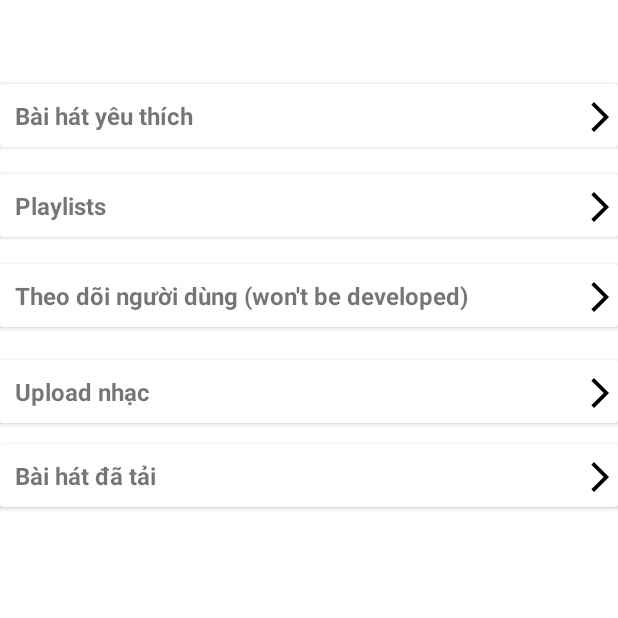
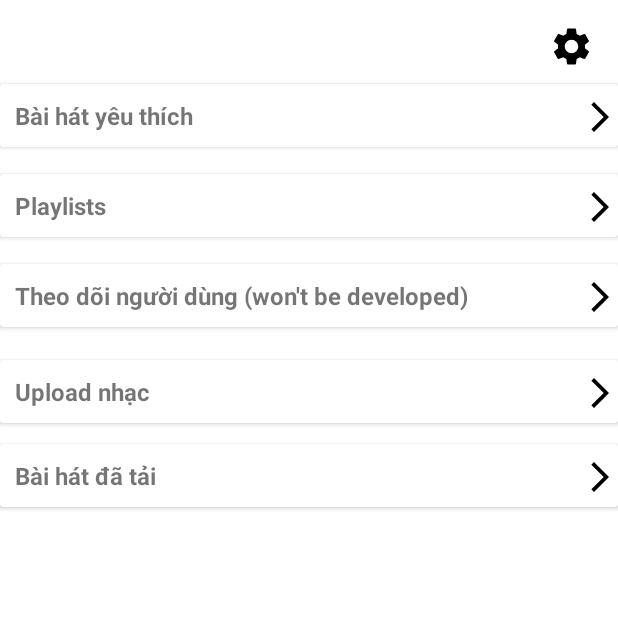
Before and after one commit to b1nhdao/M4Me, an Android app: the MainActivity screen opened directly, with no data from a screen before it, item 3 of the bottom bar chosen, on a phone screen of 412 x 824 dp, the top half of it. Run offline under Robolectric (Android 15) with nearby library versions, the phone set to English and light mode, and no system bars; our stand-ins replace Firebase (no records; nobody signed in at launch, a user with empty details on screens opened directly); libraries missing offline, so code that uses them is left out: org.jaudiotagger.audio, org.jaudiotagger.tag.

Commit message:
final function: setting for sensors

```diff
--- a/app/src/main/java/com/example/m4me/activity/MainActivity.java
+++ b/app/src/main/java/com/example/m4me/activity/MainActivity.java
@@ -1,9 +1,11 @@
 package com.example.m4me.activity;
 
+import android.app.Dialog;
 import android.content.BroadcastReceiver;
 import android.content.Context;
 import android.content.Intent;
 import android.content.IntentFilter;
+import android.content.SharedPreferences;
 import android.graphics.Bitmap;
 import android.graphics.BitmapFactory;
 import android.os.Bundle;
@@ -11,6 +13,8 @@ import android.os.Handler;
 import android.os.Looper;
 import android.util.Log;
 import android.view.View;
+import android.view.ViewGroup;
+import android.widget.CheckBox;
 import android.widget.ImageView;
 import android.widget.RelativeLayout;
 import android.widget.SeekBar;
@@ -49,7 +53,7 @@ public class MainActivity extends AppCompatActivity {
     public static FirebaseFirestore db;
 
     private RelativeLayout layout_bottom;
-    private ImageView img_song, img_play_or_pause, img_clear;
+    private ImageView img_song, img_play_or_pause, img_clear, img_setting;
     private TextView tv_songTitle, tv_songArtist;
 
     private SeekBar seekBar;
@@ -59,6 +63,12 @@ public class MainActivity extends AppCompatActivity {
     private Song mSong;
     private boolean isPlaying;
 
+    private Dialog dialog;
+    private CheckBox cb_settingLightSensor, cb_settingShakeSensor;
+
+
+    private static final String fName = "settings.xml";
+    private SharedPreferences sharedPreferences;
 
     private BroadcastReceiver broadcastReceiver = new BroadcastReceiver() {
         @Override
@@ -118,6 +128,41 @@ public class MainActivity extends AppCompatActivity {
         loadFragment(new HomeFragment());
 
         handleBottomNavigationBarClick();
+
+        // dialog
+        dialog = new Dialog(this);
+        dialog.setContentView(R.layout.setting_dialog);
+        dialog.getWindow().setLayout(ViewGroup.LayoutParams.WRAP_CONTENT, ViewGroup.LayoutParams.WRAP_CONTENT);
+        dialog.getWindow().setBackgroundDrawableResource(R.drawable.custom_dialog_background);
+        dialog.setCancelable(true);
+
+        cb_settingLightSensor = dialog.findViewById(R.id.cb_settingLightSensor);
+        cb_settingShakeSensor = dialog.findViewById(R.id.cb_settingShakeSensor);
+
+
+        img_setting.setOnClickListener(new View.OnClickListener() {
+            @Override
+            public void onClick(View v) {
+                dialog.show();
+            }
+        });
+
+        cb_settingLightSensor.setOnClickListener(new View.OnClickListener() {
+            @Override
+            public void onClick(View v) {
+                saveSettings();
+            }
+        });
+
+        cb_settingShakeSensor.setOnClickListener(new View.OnClickListener() {
+            @Override
+            public void onClick(View v) {
+                saveSettings();
+            }
+        });
+
+        sharedPreferences = getSharedPreferences(fName, MODE_PRIVATE);
+        readSettings();
     }
 
     private void initViews(){
@@ -129,6 +174,7 @@ public class MainActivity extends AppCompatActivity {
         tv_songArtist = findViewById(R.id.tv_songArtist);
         tv_songTitle = findViewById(R.id.tv_songTitle);
         seekBar = findViewById(R.id.seekBar);
+        img_setting = findViewById(R.id.img_setting);
     }
 
     private void handleBottomNavigationBarClick(){
@@ -311,4 +357,18 @@ public class MainActivity extends AppCompatActivity {
             Log.e("SongLoader", "Error reading audio file: " );
         }
     }
+
+    private void saveSettings(){
+        SharedPreferences.Editor editor = sharedPreferences.edit();
+        editor.putBoolean("light_sensor", cb_settingLightSensor.isChecked());
+        editor.putBoolean("shake_sensor", cb_settingShakeSensor.isChecked());
+        editor.commit();
+    }
+
+    private void readSettings(){
+        Boolean lightSensor = sharedPreferences.getBoolean("light_sensor", false);
+        Boolean shakeSensor = sharedPreferences.getBoolean("shake_sensor", false);
+        cb_settingLightSensor.setChecked(lightSensor);
+        cb_settingShakeSensor.setChecked(shakeSensor);
+    }
 }
--- a/app/src/main/res/layout/activity_main.xml
+++ b/app/src/main/res/layout/activity_main.xml
@@ -95,4 +95,17 @@
 
     </RelativeLayout>
 
+    <ImageView
+        android:id="@+id/img_setting"
+        android:layout_width="30dp"
+        android:layout_height="30dp"
+        android:layout_marginStart="16dp"
+        android:layout_marginTop="16dp"
+        android:layout_marginEnd="16dp"
+        app:layout_constraintEnd_toEndOf="parent"
+        app:layout_constraintHorizontal_bias="1.0"
+        app:layout_constraintStart_toStartOf="parent"
+        app:layout_constraintTop_toTopOf="parent"
+        app:srcCompat="@drawable/baseline_settings_24" />
+
 </androidx.constraintlayout.widget.ConstraintLayout>
```
Also changed, not shown: app/src/main/java/com/example/m4me/activity/SongPlayingActivity.java (+23 -3 lines), app/src/main/java/com/example/m4me/adapter/SongAdapter_Playlist_Vertically.java (+32 -12 lines), app/src/main/java/com/example/m4me/sensor/LightSensor.java (+4 -5 lines), app/src/main/java/com/example/m4me/service/MusicService.java (+42 -21 lines), app/src/main/res/layout/activity_black_screen.xml (+11 -0 lines), app/src/main/res/layout/setting_dialog.xml (added, +32 -0 lines).
